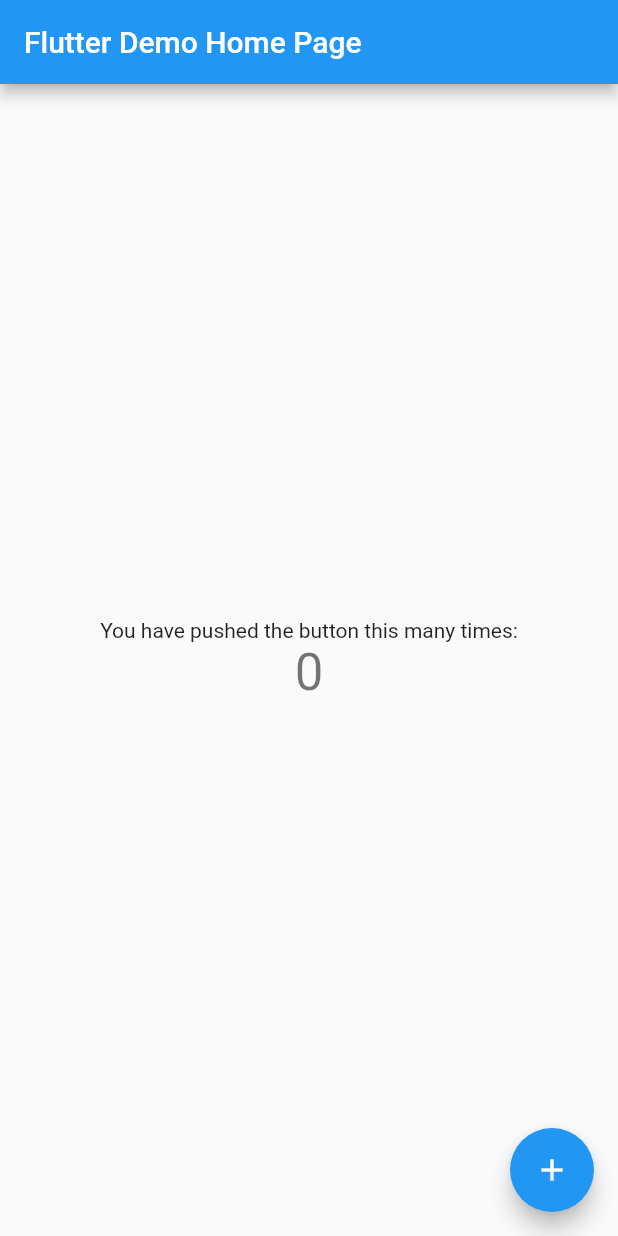
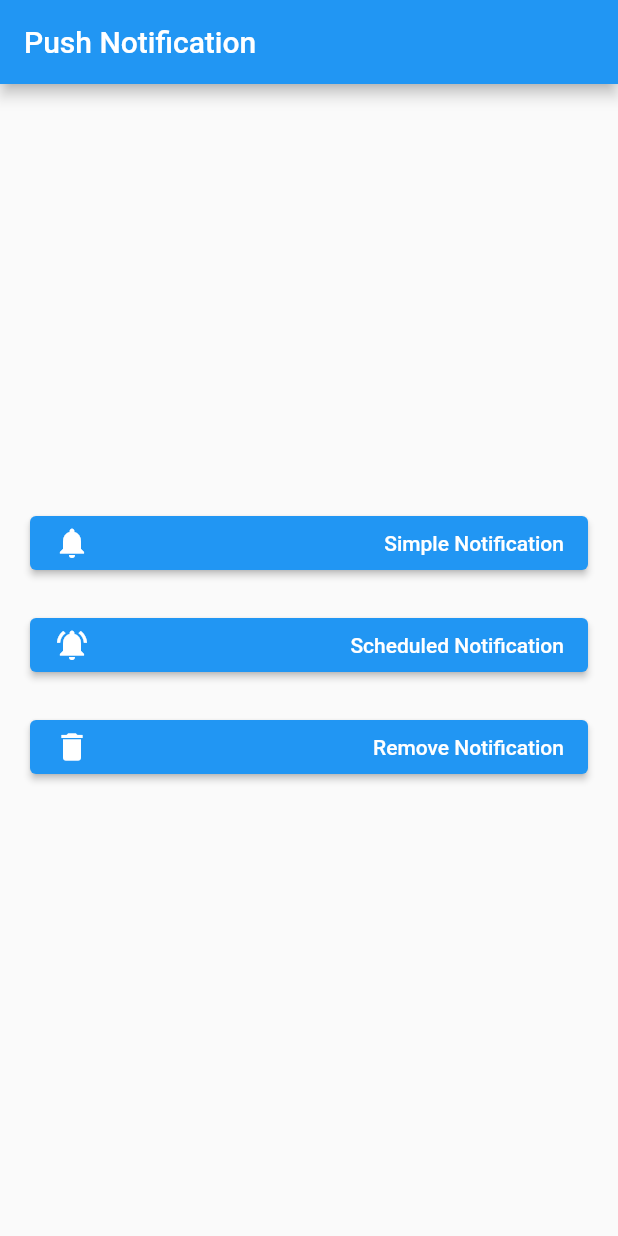
Before and after one commit to Rahat7288/push_notification, a Flutter app: the screen it shows after launch, on a phone screen of 412 x 824 dp. Run offline on Flutter 3.47's test engine with Material 2 defaults, Android fonts, the phone set to English and light mode, and no system bars; our stand-ins replace flutter_local_notifications.

Commit message:
local push notification working for android device only using flutter push notification version 9.7.0

```diff
--- a/lib/main.dart
+++ b/lib/main.dart
@@ -1,4 +1,8 @@
+// import 'dart:html';
+
 import 'package:flutter/material.dart';
+
+import 'api/notification_api.dart';
 
 void main() {
   runApp(const MyApp());
@@ -7,109 +11,88 @@ void main() {
 class MyApp extends StatelessWidget {
   const MyApp({super.key});
 
-  // This widget is the root of your application.
   @override
   Widget build(BuildContext context) {
     return MaterialApp(
       title: 'Flutter Demo',
+      debugShowCheckedModeBanner: false,
       theme: ThemeData(
-        // This is the theme of your application.
-        //
-        // Try running your application with "flutter run". You'll see the
-        // application has a blue toolbar. Then, without quitting the app, try
-        // changing the primarySwatch below to Colors.green and then invoke
-        // "hot reload" (press "r" in the console where you ran "flutter run",
-        // or simply save your changes to "hot reload" in a Flutter IDE).
-        // Notice that the counter didn't reset back to zero; the application
-        // is not restarted.
         primarySwatch: Colors.blue,
       ),
-      home: const MyHomePage(title: 'Flutter Demo Home Page'),
+      home: const MyHomePage(),
     );
   }
 }
 
 class MyHomePage extends StatefulWidget {
-  const MyHomePage({super.key, required this.title});
-
-  // This widget is the home page of your application. It is stateful, meaning
-  // that it has a State object (defined below) that contains fields that affect
-  // how it looks.
-
-  // This class is the configuration for the state. It holds the values (in this
-  // case the title) provided by the parent (in this case the App widget) and
-  // used by the build method of the State. Fields in a Widget subclass are
-  // always marked "final".
-
-  final String title;
+  const MyHomePage({super.key});
 
   @override
   State<MyHomePage> createState() => _MyHomePageState();
 }
 
 class _MyHomePageState extends State<MyHomePage> {
-  int _counter = 0;
+  NotificationApi notificationApi = NotificationApi();
 
-  void _incrementCounter() {
-    setState(() {
-      // This call to setState tells the Flutter framework that something has
-      // changed in this State, which causes it to rerun the build method below
-      // so that the display can reflect the updated values. If we changed
-      // _counter without calling setState(), then the build method would not be
-      // called again, and so nothing would appear to happen.
-      _counter++;
-    });
+  @override
+  void initState() {
+    super.initState();
+    notificationApi.initialiseNotifications();
   }
 
   @override
   Widget build(BuildContext context) {
-    // This method is rerun every time setState is called, for instance as done
-    // by the _incrementCounter method above.
-    //
-    // The Flutter framework has been optimized to make rerunning build methods
-    // fast, so that you can just rebuild anything that needs updating rather
-    // than having to individually change instances of widgets.
     return Scaffold(
         appBar: AppBar(
-        // Here we take the value from the MyHomePage object that was created by
-        // the App.build method, and use it to set our appbar title.
-        title: Text(widget.title),
+          title: const Text('Push Notification'),
         ),
-      body: Center(
-        // Center is a layout widget. It takes a single child and positions it
-        // in the middle of the parent.
+        body: Padding(
+          padding: const EdgeInsets.symmetric(horizontal: 20.0),
           child: Column(
-          // Column is also a layout widget. It takes a list of children and
-          // arranges them vertically. By default, it sizes itself to fit its
-          // children horizontally, and tries to be as tall as its parent.
-          //
-          // Invoke "debug painting" (press "p" in the console, choose the
-          // "Toggle Debug Paint" action from the Flutter Inspector in Android
-          // Studio, or the "Toggle Debug Paint" command in Visual Studio Code)
-          // to see the wireframe for each widget.
-          //
-          // Column has various properties to control how it sizes itself and
-          // how it positions its children. Here we use mainAxisAlignment to
-          // center the children vertically; the main axis here is the vertical
-          // axis because Columns are vertical (the cross axis would be
-          // horizontal).
+            crossAxisAlignment: CrossAxisAlignment.center,
             mainAxisAlignment: MainAxisAlignment.center,
-          children: <Widget>[
-            const Text(
-              'You have pushed the button this many times:',
+            children: [
+              ElevatedButton(
+                  onPressed: () {
+                    notificationApi.sendNotification(
+                        "this is title", "trust me this is noty body");
+                  },
+                  child: Row(
+                    mainAxisAlignment: MainAxisAlignment.spaceBetween,
+                    children: const [
+                      Icon(Icons.notifications),
+                      Text('Simple Notification'),
+                    ],
+                  )),
+              const SizedBox(
+                height: 20,
               ),
-            Text(
-              '$_counter',
-              style: Theme.of(context).textTheme.headline4,
+              ElevatedButton(
+                  onPressed: () {},
+                  child: Row(
+                    mainAxisAlignment: MainAxisAlignment.spaceBetween,
+                    children: const [
+                      Icon(Icons.notifications_active),
+                      Text('Scheduled Notification'),
+                    ],
+                  )),
+              const SizedBox(
+                height: 20,
+              ),
+              ElevatedButton(
+                  onPressed: () {},
+                  child: Row(
+                    mainAxisAlignment: MainAxisAlignment.spaceBetween,
+                    children: const [
+                      Icon(Icons.delete),
+                      Text('Remove Notification'),
+                    ],
+                  )),
+              const SizedBox(
+                height: 20,
               ),
             ],
           ),
-      ),
-      floatingActionButton: FloatingActionButton(
-        onPressed: _incrementCounter,
-        tooltip: 'Increment',
-        child: const Icon(Icons.add),
-      ), // This trailing comma makes auto-formatting nicer for build methods.
-    );
+        ));
   }
 }
--- a/pubspec.yaml
+++ b/pubspec.yaml
@@ -36,6 +36,7 @@ dependencies:
   # The following adds the Cupertino Icons font to your application.
   # Use with the CupertinoIcons class for iOS style icons.
   cupertino_icons: ^1.0.2
+  flutter_local_notifications: ^9.7.0
 
 dev_dependencies:
   flutter_test:
```
Also changed, not shown: lib/api/notification_api.dart (added, +34 -0 lines), pubspec.lock, 5 other files. Lines whose indentation alone changed are shown as unchanged.
